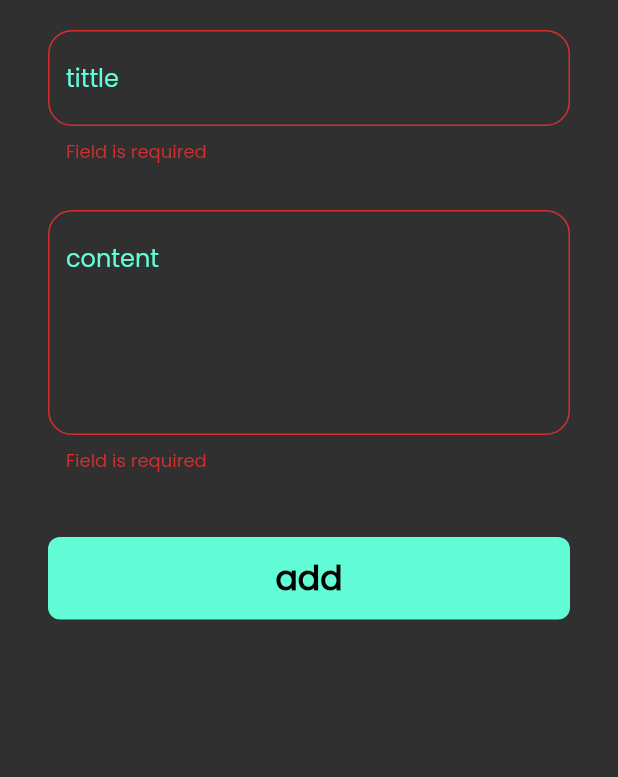
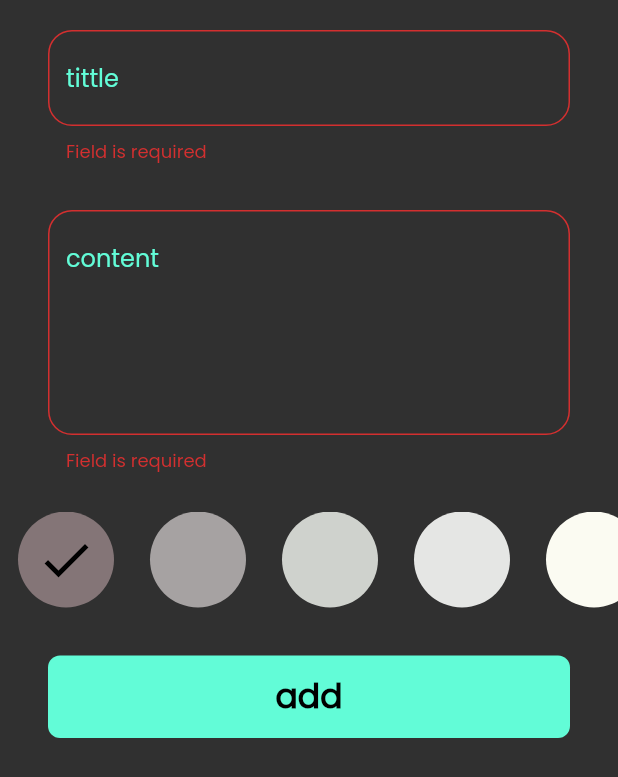
Before and after one commit to HassanYasser07/notes_app, a Flutter app: the AddNoteButtonSheet widget shown alone on an empty page, opened directly, after a tap on "add", on a phone screen of 412 x 824 dp. Shown: the top 777 px of the screen. Run offline on Flutter 3.47's test engine with Material 2 defaults, Android fonts, the phone set to English and light mode, and no system bars; our stand-ins replace bloc, flutter_bloc, hive, hive_flutter; accounts and stored records are empty.

Commit message:
first commit

```diff
--- a/lib/cubits/add_note_cubit/add_note_cubit.dart
+++ b/lib/cubits/add_note_cubit/add_note_cubit.dart
@@ -1,4 +1,5 @@
 import 'package:bloc/bloc.dart';
+import 'package:flutter/material.dart';
 import 'package:hive_flutter/adapters.dart';
 import 'package:meta/meta.dart';
 import 'package:notes_app/constant.dart';
@@ -7,7 +8,9 @@ part 'add_note_state.dart';
 
 class AddNoteCubit extends Cubit<AddNoteState> {
   AddNoteCubit() : super(AddNoteInitial());
+  Color color = const Color(0xfffbfbf2);
   addNote(NoteModel note) async{
+note.color=color.value;
     emit(AddNoteLoading());
     try{
       var notesBox= Hive.box<NoteModel>(kNotesBox);
--- /dev/null
+++ b/lib/cubits/notes_cubit/notes_cubit.dart
@@ -0,0 +1,17 @@
+import 'package:bloc/bloc.dart';
+import 'package:hive/hive.dart';
+import 'package:meta/meta.dart';
+import '../../constant.dart';
+import '../../models/note_model.dart';
+part 'notes_state.dart';
+
+class NotesCubit extends Cubit<NotesState> {
+  NotesCubit() : super(NotesInitial());
+List<NoteModel>? notes;
+  fetchAllNotes(){
+      var notesBox= Hive.box<NoteModel>(kNotesBox);
+      notes= notesBox.values.toList();
+      emit(NotesSuccess());
+
+  }
+}
--- /dev/null
+++ b/lib/cubits/notes_cubit/notes_state.dart
@@ -0,0 +1,7 @@
+part of 'notes_cubit.dart';
+
+@immutable
+abstract class NotesState {}
+
+class NotesInitial extends NotesState {}
+class NotesSuccess extends NotesState {}
--- a/lib/models/note_model.dart
+++ b/lib/models/note_model.dart
@@ -5,13 +5,13 @@ part 'note_model.g.dart';
 @HiveType(typeId: 0)
 class NoteModel extends HiveObject{
   @HiveField(0)
-  final String title;
+   String title;
   @HiveField(1)
-  final String subTitle;
+   String subTitle;
   @HiveField(2)
   final String date;
   @HiveField(3)
-  final int color;
+   int color;
 
   NoteModel({required this.title,required this.subTitle,required this.date,required this.color});
 }
--- a/lib/views/widgets/add_note_button_sheet.dart
+++ b/lib/views/widgets/add_note_button_sheet.dart
@@ -1,6 +1,7 @@
 import 'package:flutter/material.dart';
 import 'package:flutter_bloc/flutter_bloc.dart';
 import 'package:notes_app/cubits/add_note_cubit/add_note_cubit.dart';
+import 'package:notes_app/cubits/notes_cubit/notes_cubit.dart';
 import 'add_note_form.dart';
 
 class AddNoteButtonSheet extends StatelessWidget {
@@ -13,16 +14,19 @@ class AddNoteButtonSheet extends StatelessWidget {
       child: BlocConsumer<AddNoteCubit, AddNoteState>(
         listener: (context, state) {
           if (state is AddNoteFailure) {
-            print("");
           }
           if (state is AddNoteSuccess) {
+            BlocProvider.of<NotesCubit>(context).fetchAllNotes();
             Navigator.pop(context);
           }
         },
         builder: (context, state) {
           return AbsorbPointer(
             absorbing: state is AddNoteLoading ? true :false,
-              child:const SingleChildScrollView(child: AddNoteForm()));
+              child:Padding(
+                padding:  EdgeInsets.only(bottom: MediaQuery.of(context).viewInsets.bottom),
+                child: const SingleChildScrollView(child: AddNoteForm()),
+              ));
         },
       ),
     );
--- a/lib/views/widgets/add_note_form.dart
+++ b/lib/views/widgets/add_note_form.dart
@@ -1,7 +1,9 @@
 import 'package:flutter/material.dart';
 import 'package:flutter_bloc/flutter_bloc.dart';
+import 'package:intl/intl.dart';
 import 'package:notes_app/cubits/add_note_cubit/add_note_cubit.dart';
 import 'package:notes_app/models/note_model.dart';
+import 'package:notes_app/views/widgets/color_item.dart';
 
 import 'custom_button.dart';
 import 'custom_text-field.dart';
@@ -31,6 +33,9 @@ class _AddNoteFormState extends State<AddNoteForm> {
             onSaved: (value){subTitle=value;},
             hint: "content",
             maxLines: 5,),
+         const SizedBox(height: 15,),
+        const  ColorsListView(),
+
           BlocBuilder<AddNoteCubit, AddNoteState>(
    builder: (context, state) {
     return CustomButton(
@@ -38,7 +43,14 @@ class _AddNoteFormState extends State<AddNoteForm> {
             onTap: (){
               if(formKey.currentState!.validate()){
                 formKey.currentState!.save();
-                var noteModel = NoteModel(title: title!, subTitle: subTitle!, date: DateTime.now().toString(), color: Colors.teal.value);
+                var currnetDate=DateTime.now();
+                var FormatCurrentDate=DateFormat("dd-mm-yyyy").format(currnetDate);
+                var noteModel = NoteModel(
+                    title: title!,
+                    subTitle: subTitle!,
+                    date:FormatCurrentDate,
+                    color: Colors.teal.value)
+                ;
 
               BlocProvider.of<AddNoteCubit>(context).addNote(noteModel);
               }else{
--- /dev/null
+++ b/lib/views/widgets/color_item.dart
@@ -0,0 +1,72 @@
+import 'package:flutter/material.dart';
+import 'package:flutter_bloc/flutter_bloc.dart';
+import 'package:notes_app/cubits/add_note_cubit/add_note_cubit.dart';
+
+class ColorItem extends StatelessWidget {
+  const ColorItem({Key? key, required this.isActive, required this.colors}) : super(key: key);
+  final bool isActive;
+  final Color colors;
+
+  @override
+  Widget build(BuildContext context) {
+    return isActive?  CircleAvatar(
+      radius: 32,
+      backgroundColor: colors,
+
+        child:const Icon(Icons.check,
+          color: Colors.black,
+          size: 40,
+        ))
+        : CircleAvatar(
+      radius: 32,
+      backgroundColor: colors,
+    ) ;
+  }
+}
+
+
+class ColorsListView extends StatefulWidget {
+  const ColorsListView({Key? key}) : super(key: key);
+
+  @override
+  State<ColorsListView> createState() => _ColorsListViewState();
+}
+
+class _ColorsListViewState extends State<ColorsListView> {
+  int currentIndex=0;
+  List<Color> colors= const[
+    Color(0xff847577),
+    Color(0xffa6a2a2),
+    Color(0xffcfd2cd),
+    Color(0xffe5e6e4),
+    Color(0xfffbfbf2),
+  ];
+
+  @override
+  Widget build(BuildContext context) {
+    return SizedBox(
+      height: 32 *2,
+      child: ListView.builder(
+        itemCount: colors.length,
+        scrollDirection: Axis.horizontal,
+          itemBuilder: (context,index){
+        return  Padding(
+          padding: const EdgeInsets.symmetric(horizontal: 12),
+          child: GestureDetector(
+            onTap: (){
+              currentIndex=index;
+              BlocProvider.of<AddNoteCubit>(context).color=colors[index];
+              setState(() {
+
+              });
+            },
+            child:  ColorItem(
+              colors: colors[index],
+              isActive: currentIndex==index,
+            ),
+          ),
+        );
+      }),
+    );
+  }
+}
--- a/lib/views/widgets/custom_text-field.dart
+++ b/lib/views/widgets/custom_text-field.dart
@@ -3,10 +3,11 @@ import 'package:notes_app/constant.dart';
 
 
 class CustomTextField extends StatelessWidget {
-   const CustomTextField({Key? key, this.maxLines=1, required this.hint, this.onSaved}) : super(key: key);
+   const CustomTextField({Key? key, this.maxLines=1, required this.hint, this.onSaved, this.onChanged}) : super(key: key);
 final int maxLines;
 final String hint;
 final void Function(String?)? onSaved;
+final void Function(String)? onChanged;
   @override
   Widget build(BuildContext context) {
     return Padding(
@@ -15,6 +16,7 @@ final void Function(String?)? onSaved;
         children: [
           const SizedBox(height: 20,),
           TextFormField(
+            onChanged: onChanged,
             onSaved: onSaved,
             validator: (value){
               if(value?.isEmpty ?? true){
--- a/pubspec.yaml
+++ b/pubspec.yaml
@@ -29,6 +29,7 @@ environment:
 # the latest version available on pub.dev. To see which dependencies have newer
 # versions available, run `flutter pub outdated`.
 dependencies:
+  intl: ^0.18.1
   modal_progress_hud_nsn: ^0.3.0
   flutter_bloc: ^8.1.3
   hive: ^2.2.3
```
Also changed, not shown: lib/main.dart (+11 -9 lines), lib/views/edit_note_view.dart (+42 -7 lines), lib/views/notes_view.dart (+12 -8 lines), lib/views/widgets/custom_app_bar.dart (+6 -2 lines), lib/views/widgets/custom_list_view.dart (+15 -5 lines), lib/views/widgets/custom_note_item.dart (+17 -9 lines), lib/views/widgets/custom_search_icon.dart (+7 -4 lines), lib/views/widgets/notes_viewBody.dart (+11 -2 lines), pubspec.lock.
